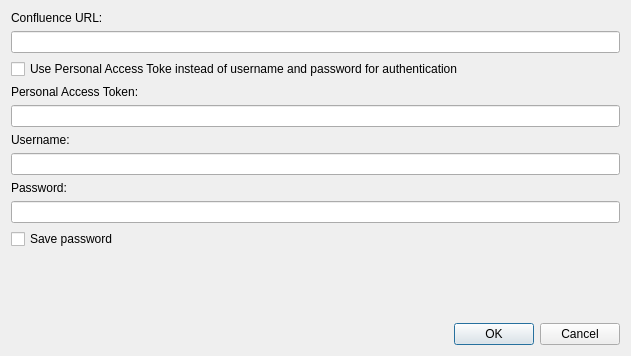
Before: the Qt Designer form forms/confluence-settings-dialog.ui in insilmaril/vym, drawn with Qt 5.
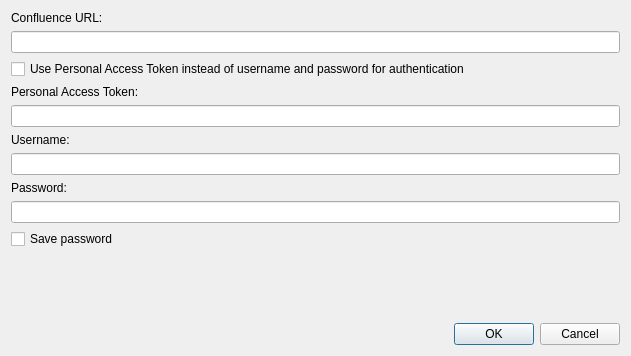
After: the same form once the commit is applied.

Commit message: Bugfix: Minor typo in Confluence settings dialog

```diff
--- a/forms/confluence-settings-dialog.ui
+++ b/forms/confluence-settings-dialog.ui
@@ -27,7 +27,7 @@
    <item>
     <widget class="QCheckBox" name="usePATCheckBox">
      <property name="text">
-      <string>Use Personal Access Toke instead of username and password for authentication</string>
+      <string>Use Personal Access Token instead of username and password for authentication</string>
      </property>
     </widget>
    </item>
```
